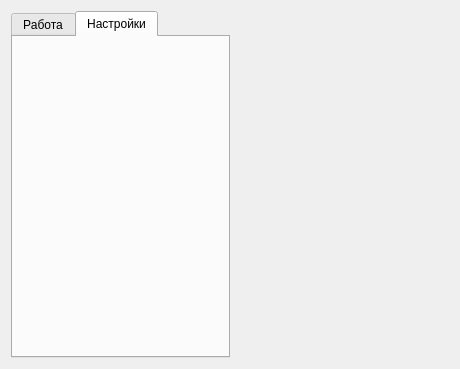
The window that Main/Topmanager/mainwidget.ui (PelemeshekGit/udpTcpSender) describes before a commit, drawn with Qt 5.
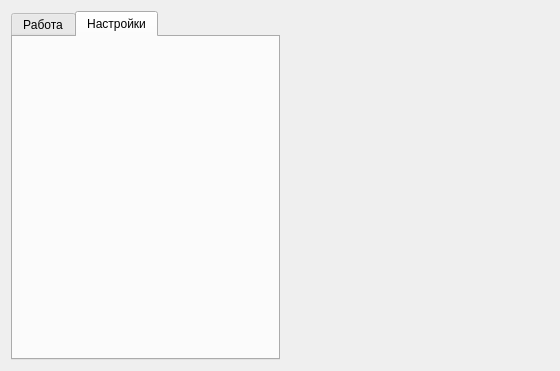
The same window after the commit.

The edit to the form file:
```diff
--- a/Main/Topmanager/mainwidget.ui
+++ b/Main/Topmanager/mainwidget.ui
@@ -6,8 +6,8 @@
    <rect>
     <x>0</x>
     <y>0</y>
-    <width>460</width>
-    <height>369</height>
+    <width>560</width>
+    <height>371</height>
    </rect>
   </property>
   <property name="windowTitle">
```
